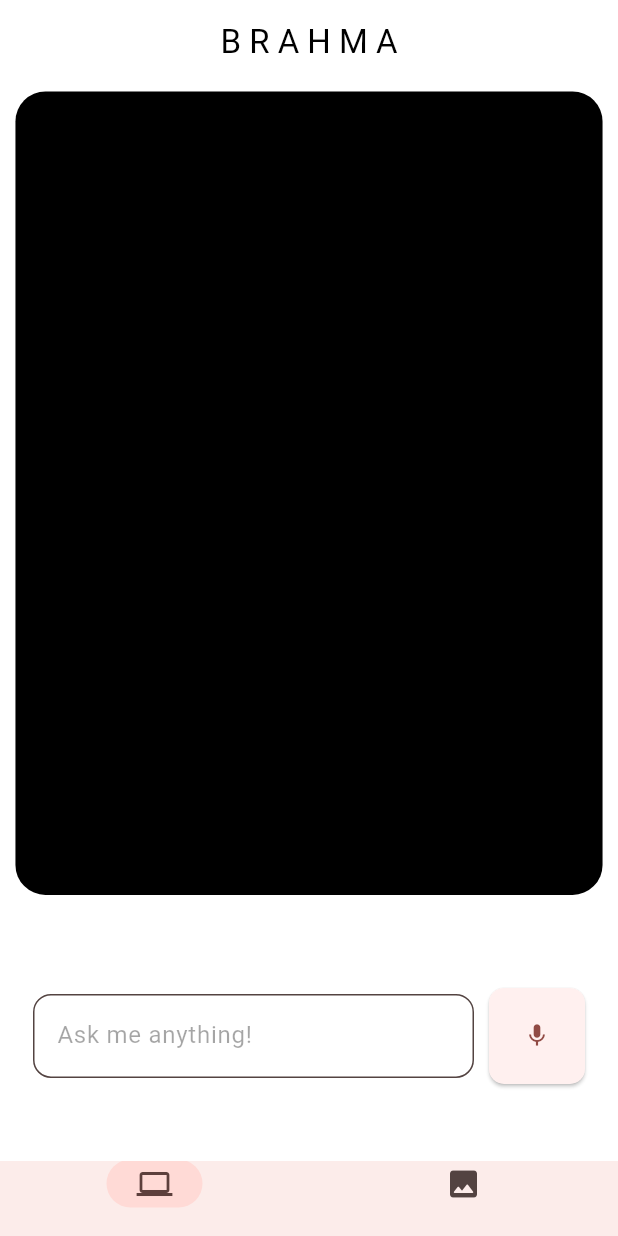
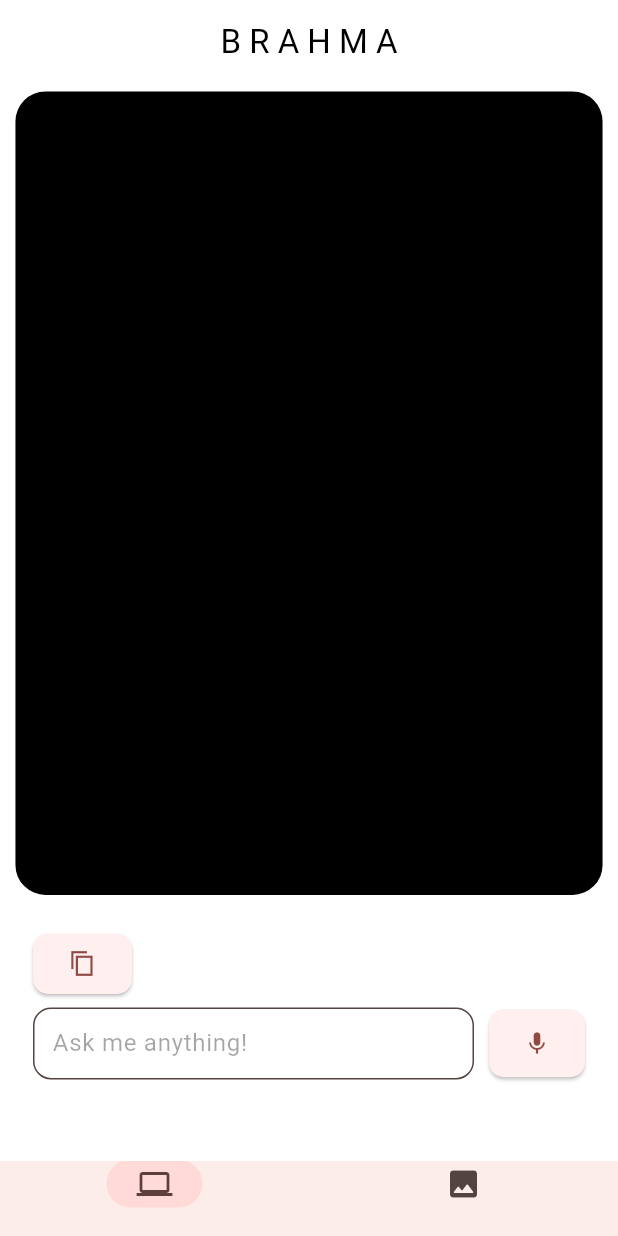
Before and after one commit to Utkarsh4517/Brahma-ChatGPT-Dall-E-Flutter, a Flutter app: the screen it shows after launch, on a phone screen of 412 x 824 dp. Run offline on Flutter 3.47's test engine with Material 2 defaults, Android fonts, the phone set to English and light mode, and no system bars; drawn by our look-alikes of avatar_glow, dynamic_color; our stand-ins replace flutter_riverpod, flutter_tts, speech_to_text; missing offline and left inert: chat_gpt_sdk.

Commit message:
changed position of copy button and added function to it

```diff
--- a/lib/screens/chat_screen.dart
+++ b/lib/screens/chat_screen.dart
@@ -54,7 +54,7 @@ class _ChatScreenState extends State<ChatScreen> {
               }),
             ),
             const SizedBox(
-              height: 40,
+              height: 0,
             ),
             const Padding(
               padding: EdgeInsets.all(12),
--- a/lib/widgets/text_and_voice_field.dart
+++ b/lib/widgets/text_and_voice_field.dart
@@ -5,9 +5,8 @@ import 'package:brahma/services/voice_handler.dart';
 import 'package:brahma/widgets/toggle_button.dart';
 import 'package:flutter/material.dart';
 import 'package:flutter_riverpod/flutter_riverpod.dart';
-import 'package:brahma/screens/chat_screen.dart';
 import 'package:flutter_tts/flutter_tts.dart';
-
+import 'package:flutter/services.dart';
 
 enum InputMode {
   text,
@@ -19,14 +18,13 @@ class TextAndVoiceField extends ConsumerStatefulWidget {
 
   @override
   ConsumerState<TextAndVoiceField> createState() => _TextAndVoiceFieldState();
-
-
 }
 
 class _TextAndVoiceFieldState extends ConsumerState<TextAndVoiceField> {
   InputMode _inputMode = InputMode.voice;
   final _messageController = TextEditingController();
   var _isReplying = false;
+  var textToCopy = "";
   static var _isListening = false;
   bool get listening => _isListening;
   final AIHandler _openAI = AIHandler();
@@ -39,6 +37,7 @@ class _TextAndVoiceFieldState extends ConsumerState<TextAndVoiceField> {
     initTts();
     super.initState();
   }
+
   initTts() {
     flutterTts = FlutterTts();
   }
@@ -54,7 +53,27 @@ class _TextAndVoiceFieldState extends ConsumerState<TextAndVoiceField> {
   Widget build(BuildContext context) {
     return Container(
       padding: const EdgeInsets.symmetric(horizontal: 10.0, vertical: 10),
-      child: Row(
+      child: Column(
+        children: [
+          Row(
+            children: [
+              ElevatedButton(
+                onPressed: () {
+                  copyToClipboard(textToCopy);
+                },
+                style: ElevatedButton.styleFrom(
+                  shape: RoundedRectangleBorder(
+                    borderRadius: BorderRadius.circular(10),
+                  ),
+                ),
+                child: const Icon(Icons.copy_sharp),
+              ),
+            ],
+          ),
+          const SizedBox(
+            height: 5,
+          ),
+          Row(
             mainAxisAlignment: MainAxisAlignment.spaceEvenly,
             children: [
               Expanded(
@@ -66,12 +85,13 @@ class _TextAndVoiceFieldState extends ConsumerState<TextAndVoiceField> {
                         : setInputMode(InputMode.voice);
                   },
                   decoration: InputDecoration(
+                    contentPadding: const EdgeInsets.symmetric(vertical: 10),
                     filled: true,
                     fillColor: Colors.white,
                     border: OutlineInputBorder(
                       borderRadius: BorderRadius.circular(12),
                     ),
-                hintText: 'Ask me anything!',
+                    hintText: '  Ask me anything!',
                     hintStyle: const TextStyle(
                       color: Color.fromARGB(90, 0, 0, 0),
                     ),
@@ -92,6 +112,8 @@ class _TextAndVoiceFieldState extends ConsumerState<TextAndVoiceField> {
                 },
                 sendVoiceMessage: sendVoiceMessage,
               )
+            ],
+          ),
         ],
       ),
     );
@@ -122,6 +144,7 @@ class _TextAndVoiceFieldState extends ConsumerState<TextAndVoiceField> {
     setInputMode(InputMode.voice);
     // text to speech aiResponse using await flutterTts.speak();
     final aiResponse = await _openAI.getResponse(message);
+    textToCopy = aiResponse;
     removeTyping();
     await flutterTts.speak(aiResponse);
     addToChatList(aiResponse, false, DateTime.now().toString());
@@ -152,4 +175,8 @@ class _TextAndVoiceFieldState extends ConsumerState<TextAndVoiceField> {
       ChatModel(id: id, message: message, isMe: isMe),
     );
   }
+
+  void copyToClipboard(String text) {
+    Clipboard.setData(ClipboardData(text: text));
   }
+}
--- a/lib/widgets/toggle_button.dart
+++ b/lib/widgets/toggle_button.dart
@@ -33,7 +33,7 @@ class _ToggleButtonState extends State<ToggleButton> {
         shape: RoundedRectangleBorder(
           borderRadius: BorderRadius.circular(10),
         ),
-        padding: const EdgeInsets.symmetric(vertical: 2),
+        padding: const EdgeInsets.symmetric(vertical: 2.5),
         //padding: const EdgeInsets.symmetric(vertical:20, horizontal: 25),
       ),
       onPressed: widget._isReplying
@@ -42,7 +42,7 @@ class _ToggleButtonState extends State<ToggleButton> {
               ? widget._sendTextMessage
               : widget._sendVoiceMessage,
       child: AvatarGlow(
-        endRadius: 30,
+        endRadius: 20,
         animate: widget._isListening,
         duration: const Duration(milliseconds: 2000),
         glowColor: Colors.pink,
```
Also changed, not shown: lib/widgets/chat_item.dart (+17 -15 lines). Lines whose indentation alone changed are shown as unchanged.
